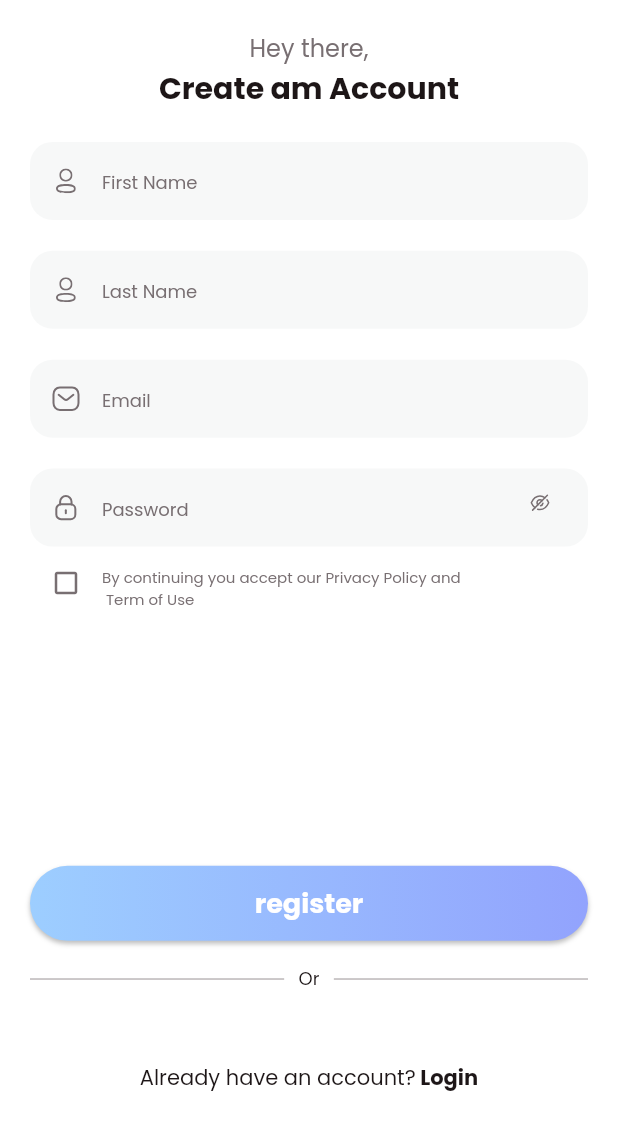
After one commit to cukash-09/Fitness_App, a Flutter app: the SignupView screen opened directly, on a phone screen of 412 x 824 dp. The commit adds this screen. Shown: the top 1130 px of the screen. Run offline on Flutter 3.47's test engine with Material 2 defaults, Android fonts, the phone set to English and light mode, and no system bars; our stand-ins replace flutter_svg, gap.

Commit message:
maanka commit

```diff
--- a/lib/common/colors.dart
+++ b/lib/common/colors.dart
@@ -1,16 +1,17 @@
 import 'package:flutter/material.dart';
 
 class Tcolor {
-  static Color get primaryColor1 => const Color (0xff92A3FD);
-  static Color get primaryColor2 => const Color (0xff9DCEFF);
+  static Color get primaryColor1 => const Color(0xff92A3FD);
+  static Color get primaryColor2 => const Color(0xff9DCEFF);
 
-  static Color get secondryColor1 => const Color (0xffC58BF2);
-  static Color get secondryColor2 => const Color (0xffEEA4CE);
+  static Color get secondryColor1 => const Color(0xffC58BF2);
+  static Color get secondryColor2 => const Color(0xffEEA4CE);
 
   static List<Color> get PrimaryF => [primaryColor2, primaryColor1];
-   static List<Color> get scondryyF => [secondryColor1, secondryColor2];
+  static List<Color> get scondryyF => [secondryColor1, secondryColor2];
 
-   static Color get black => const Color(0xff1D1617);
-   static Color get grey => const Color(0xff786f72);
-   static Color get white => const Color(0xffffffff);
+  static Color get black => const Color(0xff1D1617);
+  static Color get grey => const Color(0xff786f72);
+  static Color get white => const Color(0xffffffff);
+  static Color get lightGray => const Color(0xffF7F8F8);
 }
--- a/lib/common_widget/round_button.dart
+++ b/lib/common_widget/round_button.dart
@@ -11,7 +11,7 @@ class RoundButton extends StatelessWidget {
   const RoundButton(
       {super.key,
       required this.title,
-      this.type = RoundButtonType.textGraident,
+      this.type = RoundButtonType.bgGradient,
       required this.onPressed});
 
   @override
--- /dev/null
+++ b/lib/common_widget/round_textfield.dart
@@ -0,0 +1,60 @@
+import 'package:flutter/material.dart';
+import 'package:flutter_svg/svg.dart';
+
+import '../common/colors.dart';
+
+class RoundTextfield extends StatelessWidget {
+  final TextEditingController? controller;
+  final String hintText;
+  final String icon;
+  final Widget? rigticon;
+  final EdgeInsets? margin;
+  final TextInputType? keyboardType;
+  final bool obscureText;
+
+  const RoundTextfield(
+      {super.key,
+      required this.hintText,
+      required this.icon,
+      this.controller,
+      this.keyboardType,
+      this.obscureText = false,
+      this.rigticon,
+      this.margin});
+
+  @override
+  Widget build(BuildContext context) {
+    return Container(
+      margin: margin,
+      decoration: BoxDecoration(
+        color: Tcolor.lightGray,
+        borderRadius: BorderRadius.circular(15),
+      ),
+      child: TextField(
+        obscureText: obscureText,
+        keyboardType: TextInputType.none,
+        controller: controller,
+        decoration: InputDecoration(
+          contentPadding: EdgeInsets.symmetric(vertical: 15, horizontal: 15),
+          enabledBorder: InputBorder.none,
+          focusedBorder: InputBorder.none,
+          hintText: hintText,
+          suffixIcon: rigticon,
+          prefixIcon: Container(
+            width: 20,
+            height: 20,
+            alignment: Alignment.center,
+            child: SvgPicture.asset(
+              icon,
+              width: 20,
+              height: 20,
+              fit: BoxFit.contain,
+              color: Tcolor.grey,
+            ),
+          ),
+          hintStyle: TextStyle(color: Tcolor.grey, fontSize: 12),
+        ),
+      ),
+    );
+  }
+}
--- /dev/null
+++ b/lib/view/loging/signup_view.dart
@@ -0,0 +1,175 @@
+import 'package:flutter/material.dart';
+import 'package:flutter_fitness_app/common_widget/round_button.dart';
+import 'package:flutter_fitness_app/common_widget/round_textfield.dart';
+import 'package:flutter_svg/svg.dart';
+
+import '../../common/colors.dart';
+
+class SignupView extends StatefulWidget {
+  const SignupView({super.key});
+
+  @override
+  State<SignupView> createState() => _SignupViewState();
+}
+
+class _SignupViewState extends State<SignupView> {
+  bool isCheck = false;
+  @override
+  Widget build(BuildContext context) {
+    var media = MediaQuery.of(context).size;
+    return Scaffold(
+      backgroundColor: Tcolor.white,
+      body: SingleChildScrollView(
+        child: SafeArea(
+          child: Padding(
+            padding: const EdgeInsets.symmetric(horizontal: 20, vertical: 20),
+            child: Column(
+              crossAxisAlignment: CrossAxisAlignment.center,
+              children: [
+                Text(
+                  'Hey there,',
+                  style: TextStyle(
+                    color: Tcolor.grey,
+                    fontSize: 16,
+                  ),
+                ),
+                Text(
+                  'Create am Account',
+                  style: TextStyle(
+                    color: Tcolor.black,
+                    fontSize: 20,
+                    fontWeight: FontWeight.w700,
+                  ),
+                ),
+                SizedBox(height: media.width * 0.05),
+                RoundTextfield(
+                  hintText: 'First Name',
+                  icon: "assets/images/Profile.svg",
+                ),
+                SizedBox(height: media.width * 0.05),
+                RoundTextfield(
+                  hintText: 'Last Name',
+                  icon: "assets/images/Profile.svg",
+                ),
+                SizedBox(height: media.width * 0.05),
+                RoundTextfield(
+                  hintText: 'Email',
+                  icon: "assets/images/Message.svg",
+                  keyboardType: TextInputType.emailAddress,
+                ),
+                SizedBox(height: media.width * 0.05),
+                RoundTextfield(
+                  hintText: 'Password',
+                  icon: "assets/images/Lock.svg",
+                  obscureText: true,
+                  rigticon: TextButton(
+                    onPressed: () {},
+                    child: Container(
+                      width: 20,
+                      height: 20,
+                      alignment: Alignment.center,
+                      child: SvgPicture.asset(
+                        'assets/images/Hide.svg',
+                        width: 20,
+                        height: 20,
+                        fit: BoxFit.contain,
+                        color: Tcolor.grey,
+                      ),
+                    ),
+                  ),
+                ),
+                Row(
+                  children: [
+                    IconButton(
+                      onPressed: () {
+                        setState(() {
+                          isCheck = !isCheck;
+                        });
+                      },
+                      icon: Icon(
+                        isCheck
+                            ? Icons.check_box_outlined
+                            : Icons.check_box_outline_blank_outlined,
+                        color: Tcolor.grey,
+                        size: 20,
+                      ),
+                    ),
+                    Padding(
+                      padding: const EdgeInsets.only(top: 8),
+                      child: Expanded(
+                        child: Text(
+                          'By continuing you accept our Privacy Policy and\n Term of Use',
+                          style: TextStyle(
+                            color: Tcolor.grey,
+                            fontSize: 10,
+                          ),
+                        ),
+                      ),
+                    ),
+                  ],
+                ),
+                SizedBox(height: media.width * 0.4),
+                RoundButton(
+                  title: "register",
+                  onPressed: () {},
+                ),
+                SizedBox(height: media.width * 0.04),
+                Row(
+                  children: [
+                    Expanded(
+                      child: Container(
+                        height: 1,
+                        color: Tcolor.grey.withOpacity(0.5),
+                      ),
+                    ),
+                    Text(
+                      '   Or   ',
+                      style: TextStyle(
+                        color: Tcolor.black,
+                        fontSize: 12,
+                      ),
+                    ),
+                    Expanded(
+                      child: Container(
+                        height: 1,
+                        color: Tcolor.grey.withOpacity(0.5),
+                      ),
+                    ),
+                  ],
+                ),
+                SizedBox(
+                  height: media.width * 0.04,
+                ),
+                SizedBox(
+                  height: media.width * 0.04,
+                ),
+                TextButton(
+                    onPressed: () {},
+                    child: Row(
+                      mainAxisSize: MainAxisSize.min,
+                      children: [
+                        Text(
+                          'Already have an account?',
+                          style: TextStyle(
+                            color: Tcolor.black,
+                            fontSize: 14,
+                          ),
+                        ),
+                        Text(
+                          ' Login',
+                          style: TextStyle(
+                            color: Tcolor.black,
+                            fontSize: 14,
+                            fontWeight: FontWeight.w700,
+                          ),
+                        ),
+                      ],
+                    ))
+              ],
+            ),
+          ),
+        ),
+      ),
+    );
+  }
+}
--- a/lib/view/on_boarding/on_boarding_view.dart
+++ b/lib/view/on_boarding/on_boarding_view.dart
@@ -1,5 +1,6 @@
 import 'package:flutter/material.dart';
 import 'package:flutter_fitness_app/common_widget/on_boarading_page.dart';
+import 'package:flutter_fitness_app/view/loging/signup_view.dart';
 import 'package:flutter_svg/svg.dart';
 import 'package:gap/gap.dart';
 
@@ -16,46 +17,43 @@ class _OnBoardingViewState extends State<OnBoardingView> {
 
   @override
   void initState() {
-
     // TODO implement iniState
     super.initState();
     controller.addListener(() {
       selectPage = controller.page?.round() ?? 0;
 
-      setState(() {
-
-      });
+      setState(() {});
     });
   }
+
   List PageAr = [
     {
-      "title":"Track Your Goal",
-        "subtitle":"Don't worry if you have trouble determining your goals, We can help you determine your goals and track your goals",
-          "image":"assets/images/Fmel 1.svg",
-
+      "title": "Track Your Goal",
+      "subtitle":
+          "Don't worry if you have trouble determining your goals, We can help you determine your goals and track your goals",
+      "image": "assets/images/Fmel 1.svg",
     },
     {
-      "title":"Get Burn",
-        "subtitle":"Let’s keep burning, to achive yours goals, it hurts only temporarily, if you give up now you will be in pain forever",
-          "image":"assets/images/mel1.svg",
-
+      "title": "Get Burn",
+      "subtitle":
+          "Let’s keep burning, to achive yours goals, it hurts only temporarily, if you give up now you will be in pain forever",
+      "image": "assets/images/mel1.svg",
     },
     {
-      "title":"Eat Well",
-        "subtitle":"Let's start a healthy lifestyle with us, we can determine your diet every day. healthy eating is fun",
-          "image":"assets/images/mel2.svg",
-
+      "title": "Eat Well",
+      "subtitle":
+          "Let's start a healthy lifestyle with us, we can determine your diet every day. healthy eating is fun",
+      "image": "assets/images/mel2.svg",
     },
     {
-      "title":"Improve Sleap\nQuality ",
-        "subtitle":"Improve the quality of your sleep with us, good quality sleep can bring a good mood in the morning",
-          "image":"assets/images/Fmel2.svg",
-
+      "title": "Improve Sleap\nQuality ",
+      "subtitle":
+          "Improve the quality of your sleep with us, good quality sleep can bring a good mood in the morning",
+      "image": "assets/images/Fmel2.svg",
     }
   ];
   @override
   Widget build(BuildContext context) {
-
     return Scaffold(
         body: Stack(
       alignment: Alignment.bottomRight,
@@ -64,12 +62,14 @@ class _OnBoardingViewState extends State<OnBoardingView> {
             controller: controller,
             itemCount: PageAr.length,
             itemBuilder: (context, index) {
-              var pObj = PageAr[index]as Map? ??{};
+              var pObj = PageAr[index] as Map? ?? {};
 
-              return OnBoardingPage(pObj: pObj,);
+              return OnBoardingPage(
+                pObj: pObj,
+              );
             }),
         SizedBox(
-              width:120,
+          width: 120,
           height: 120,
           child: Stack(
             alignment: Alignment.center,
@@ -79,7 +79,7 @@ class _OnBoardingViewState extends State<OnBoardingView> {
                 height: 70,
                 child: CircularProgressIndicator(
                   color: Tcolor.primaryColor1,
-                    value: (selectPage +1)/4,
+                  value: (selectPage + 1) / 4,
                   strokeWidth: 2,
                 ),
               ),
@@ -88,23 +88,34 @@ class _OnBoardingViewState extends State<OnBoardingView> {
                 height: 60,
                 margin: EdgeInsets.symmetric(horizontal: 30, vertical: 30),
                 decoration: BoxDecoration(
-                      color: Tcolor.primaryColor1, borderRadius: BorderRadius.circular(35),
+                  color: Tcolor.primaryColor1,
+                  borderRadius: BorderRadius.circular(35),
+                ),
+                child: IconButton(
+                  icon: Icon(
+                    Icons.navigate_next,
+                    color: Tcolor.white,
+                  ),
+                  onPressed: () {
+                    if (selectPage < 3) {
+                      selectPage = selectPage + 1;
+                      controller.animateToPage(selectPage,
+                          duration: Duration(microseconds: 600),
+                          curve: Curves.bounceInOut);
 
+                      setState(() {});
+                    } else {
+                      print('Open Welcome Screen');
+                      Navigator.push(
+                        context,
+                        MaterialPageRoute(
+                          builder: (context) => SignupView(),
                         ),
-                    child: IconButton(icon: Icon(Icons.navigate_next, color: Tcolor.white,),
-                    onPressed: (){
-                      if(PageAr.length <= selectPage -1) {
-
-                      }else{
-                        selectPage = selectPage +1;
-
-                        controller.jumpToPage(selectPage);
+                      );
                     }
-
                   },
                 ),
               ),
-
             ],
           ),
         )
```
Also changed, not shown: lib/view/on_boarding/Started_View.dart (+19 -18 lines), assets/images/Hide.svg (added), assets/images/Lock.svg (added), assets/images/Message.svg (added), assets/images/Profile.svg (added). Lines whose indentation alone changed are shown as unchanged.
